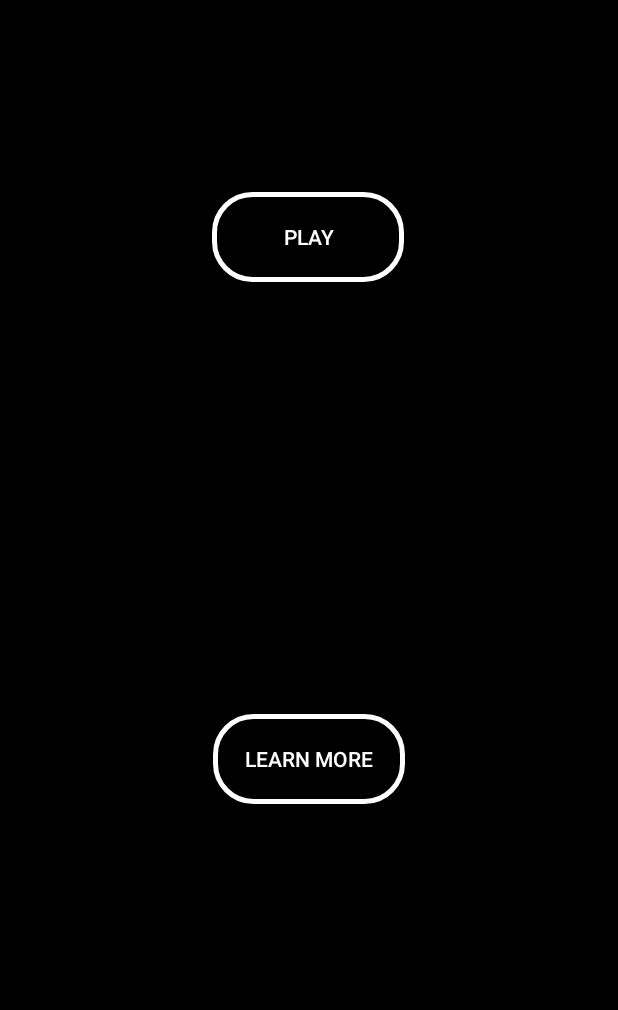
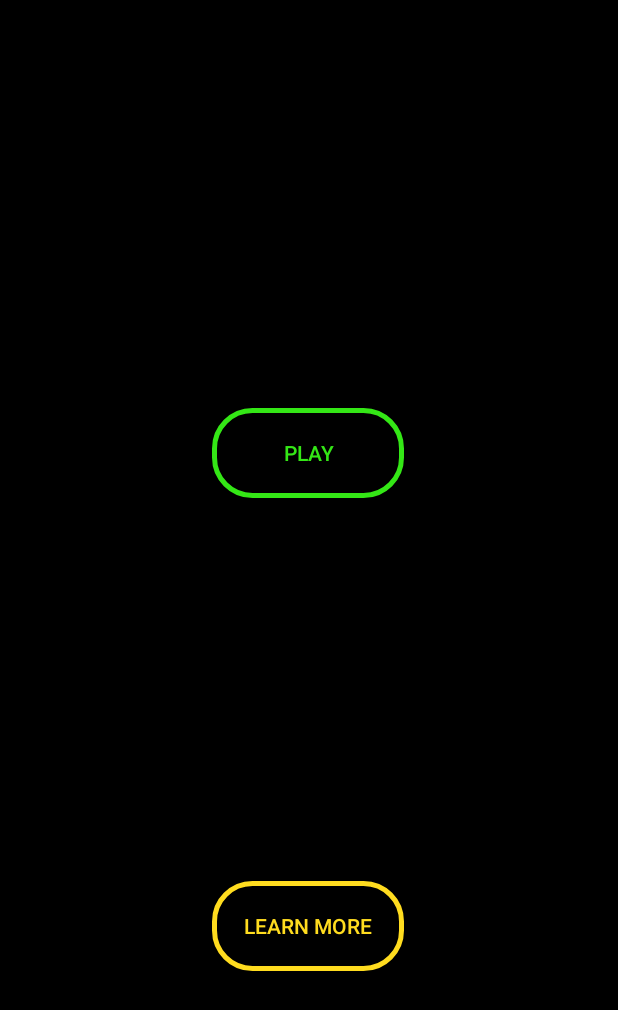
Before and after one commit to jacobv25/FinalProjectTest, an Android app: the layout activity_main.xml on its own in the app's theme, with its tools: preview values and no code run, on a phone screen of 412 x 824 dp. Shown: the top 1010 px of the screen. Run offline under Robolectric (Android 15) with nearby library versions, the light colour scheme and no system bars.

Commit message:
Changed color of text in main menu

```diff
--- /dev/null
+++ b/app/src/main/res/drawable/button_main_green.xml
@@ -0,0 +1,26 @@
+<?xml version="1.0" encoding="utf-8"?>
+<shape xmlns:android="http://schemas.android.com/apk/res/android" android:shape="rectangle" >
+    <corners
+        android:topLeftRadius="25dp"
+        android:topRightRadius="25dp"
+        android:bottomLeftRadius="25dp"
+        android:bottomRightRadius="25dp"
+        />
+    <solid
+        android:color="#000000"
+        />
+    <padding
+        android:left="0dp"
+        android:top="0dp"
+        android:right="0dp"
+        android:bottom="0dp"
+        />
+    <size
+        android:width="274dp"
+        android:height="60dp"
+        />
+    <stroke
+        android:width="3dp"
+        android:color="#34E716"
+        />
+</shape>
--- /dev/null
+++ b/app/src/main/res/drawable/button_main_yellow.xml
@@ -0,0 +1,26 @@
+<?xml version="1.0" encoding="utf-8"?>
+<shape xmlns:android="http://schemas.android.com/apk/res/android" android:shape="rectangle" >
+    <corners
+        android:topLeftRadius="25dp"
+        android:topRightRadius="25dp"
+        android:bottomLeftRadius="25dp"
+        android:bottomRightRadius="25dp"
+        />
+    <solid
+        android:color="#000000"
+        />
+    <padding
+        android:left="0dp"
+        android:top="0dp"
+        android:right="0dp"
+        android:bottom="0dp"
+        />
+    <size
+        android:width="274dp"
+        android:height="60dp"
+        />
+    <stroke
+        android:width="3dp"
+        android:color="#FFDC1F"
+        />
+</shape>
--- a/app/src/main/res/layout/activity_main.xml
+++ b/app/src/main/res/layout/activity_main.xml
@@ -12,12 +12,12 @@
         android:layout_width="128dp"
         android:layout_height="wrap_content"
         android:layout_marginStart="8dp"
-        android:layout_marginTop="128dp"
+        android:layout_marginTop="272dp"
         android:layout_marginEnd="8dp"
+        android:background="@drawable/button_main_green"
         android:onClick="switchToPlayActivity"
         android:text="@string/play_game"
-        android:background="@drawable/button_shape"
-        android:textColor="@color/colorWhite"
+        android:textColor="#34E716"
         app:layout_constraintEnd_toEndOf="parent"
         app:layout_constraintHorizontal_bias="0.498"
         app:layout_constraintStart_toStartOf="parent"
@@ -31,13 +31,15 @@
         android:layout_marginTop="8dp"
         android:layout_marginEnd="8dp"
         android:layout_marginBottom="8dp"
+        android:background="@drawable/button_main_yellow"
         android:onClick="switchToLearnMoreActivity"
         android:text="@string/learn_more"
-        android:background="@drawable/button_shape"
-        android:textColor="@color/colorWhite"
+        android:textColor="#FFDC1F"
         app:layout_constraintBottom_toBottomOf="parent"
         app:layout_constraintEnd_toEndOf="parent"
+        app:layout_constraintHorizontal_bias="0.498"
         app:layout_constraintStart_toStartOf="parent"
-        app:layout_constraintTop_toBottomOf="@+id/playGameButton" />
+        app:layout_constraintTop_toBottomOf="@+id/playGameButton"
+        app:layout_constraintVertical_bias="0.594" />
 
 </androidx.constraintlayout.widget.ConstraintLayout>
--- a/app/src/main/res/layout/activity_play.xml
+++ b/app/src/main/res/layout/activity_play.xml
@@ -50,7 +50,7 @@
         android:layout_width="64dp"
         android:layout_height="wrap_content"
         android:layout_marginStart="80dp"
-        android:layout_marginBottom="52dp"
+        android:layout_marginBottom="20dp"
         android:background="@drawable/button_shape"
         android:onClick="movePlayer"
         android:text="@string/south_button"
```
